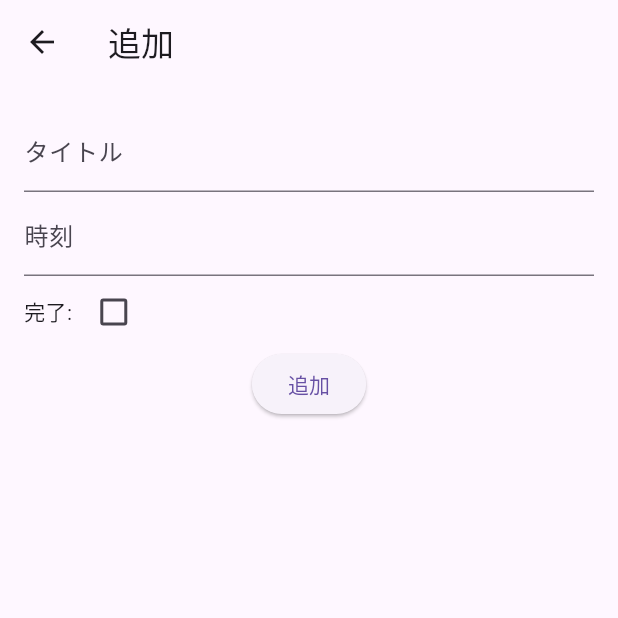
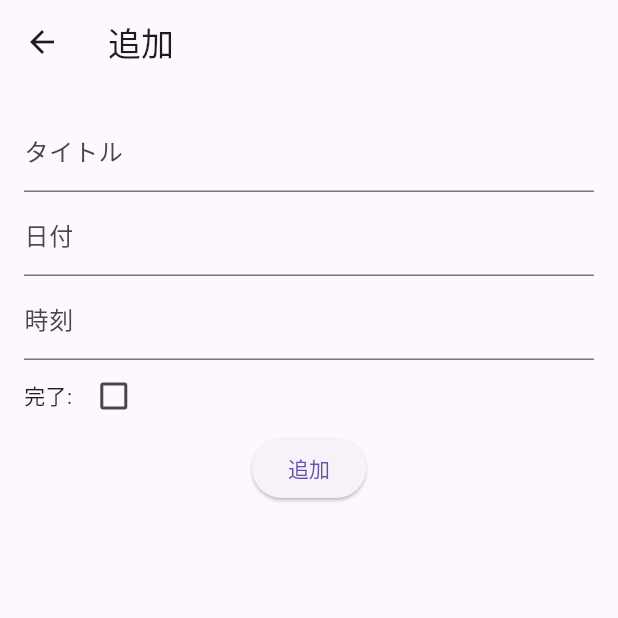
Before and after one commit to 15-y-nakamura/dekitakana, a Flutter app: the screen it shows after launch, after a tap on the "add" icon, on a phone screen of 412 x 824 dp, the top half of it. Run offline on Flutter 3.47's test engine with Material 3 defaults, Android fonts, the phone set to English and light mode, and no system bars; our stand-ins replace flutter_secure_storage; network calls fail.

Commit message:
time.dart追加、日付の項目を追加

```diff
--- a/lib/add.dart
+++ b/lib/add.dart
@@ -14,11 +14,13 @@ class _AddCustomerPageState extends State<AddCustomerPage> {
   final _formKey = GlobalKey<FormState>();
   final _titleController = TextEditingController();
   bool _isComplete = false;
+  final _dayController = TextEditingController();
   final _timeController = TextEditingController();
 
   @override
   void dispose() {
     _titleController.dispose();
+    _dayController.dispose();
     _timeController.dispose();
     super.dispose();
   }
@@ -29,6 +31,7 @@ class _AddCustomerPageState extends State<AddCustomerPage> {
         final newCustomer = Customer(
           isComplete: _isComplete,
           title: _titleController.text,
+          day: _dayController.text,
           time: _timeController.text,
         );
 
@@ -49,6 +52,7 @@ class _AddCustomerPageState extends State<AddCustomerPage> {
               'value': newCustomer.isComplete ? ['完了'] : []
             },
             'タイトル': {'value': newCustomer.title},
+            '日付': {'value': newCustomer.day},
             '時刻': {'value': newCustomer.time},
           }
         };
@@ -111,6 +115,16 @@ class _AddCustomerPageState extends State<AddCustomerPage> {
                 },
               ),
               TextFormField(
+                controller: _dayController,
+                decoration: const InputDecoration(labelText: '日付'),
+                validator: (value) {
+                  if (value == null || value.isEmpty) {
+                    return '日付を入力してください';
+                  }
+                  return null;
+                },
+              ),
+              TextFormField(
                 controller: _timeController,
                 decoration: const InputDecoration(labelText: '時刻'),
                 validator: (value) {
@@ -148,11 +162,13 @@ class _AddCustomerPageState extends State<AddCustomerPage> {
 class Customer {
   bool isComplete;
   final String title;
+  final String day;
   final String time;
 
   Customer({
     required this.isComplete,
     required this.title,
+    required this.day,
     required this.time,
   });
 }
--- a/lib/main.dart
+++ b/lib/main.dart
@@ -9,6 +9,7 @@ import 'package:http/http.dart' as http; // Http Request用のライブラリ
 import 'package:flutter_secure_storage/flutter_secure_storage.dart'; // Secure Storage用のライブラリ
 import 'add.dart';
 import 'delete.dart'; // ここでdelete.dartをインポートします
+import 'time.dart';
 
 void main() {
   runApp(const MyApp());
@@ -26,6 +27,7 @@ class MyApp extends StatelessWidget {
       home: const MyHomePage(title: appTitle),
       routes: {
         '/addCustomer': (context) => const AddCustomerPage(),
+        '/time': (context) => TimePage(),
       },
     );
   }
@@ -42,7 +44,14 @@ class MyHomePage extends StatelessWidget {
       appBar: AppBar(
         title: Text(title),
       ),
-      body: FutureBuilder<List<Customer>>(
+      body: Container(
+        decoration: BoxDecoration(
+          image: DecorationImage(
+            image: AssetImage('images/background.jpg'),
+            fit: BoxFit.cover,
+          ),
+        ),
+        child: FutureBuilder<List<Customer>>(
           future: fetchCustomers(http.Client()),
           builder: (context, snapshot) {
             if (snapshot.hasError) {
@@ -57,6 +66,7 @@ class MyHomePage extends StatelessWidget {
               );
             }
           },
+        ),
       ),
       floatingActionButton: Column(
         mainAxisAlignment: MainAxisAlignment.end,
@@ -107,6 +117,20 @@ class MyHomePage extends StatelessWidget {
               child: const Icon(Icons.refresh, size: 30),
             ),
           ),
+
+          const SizedBox(height: 16), // ボタン間のスペース
+
+          // time.dartに遷移するボタン
+          Container(
+            width: 70,
+            height: 70,
+            child: FloatingActionButton(
+              onPressed: () {
+                Navigator.pushNamed(context, '/time');
+              },
+              child: const Icon(Icons.access_time, size: 30),
+            ),
+          ),
         ],
       ),
       floatingActionButtonLocation: FloatingActionButtonLocation.endFloat,
@@ -149,6 +173,7 @@ class _CustomersListState extends State<CustomersList> {
                     ),
                   ],
                 ),
+                Text('日付: ${widget.customers[index].day}'),
                 Text('時刻: ${widget.customers[index].time}'),
               ],
             ),
@@ -162,11 +187,13 @@ class _CustomersListState extends State<CustomersList> {
 class Customer {
   bool isComplete;
   final String title;
+  final String day;
   final String time;
 
   Customer({
     required this.isComplete,
     required this.title,
+    required this.day,
     required this.time,
   });
 
@@ -174,6 +201,7 @@ class Customer {
     return Customer(
       isComplete: json['完了']['value'].isNotEmpty,
       title: json['タイトル']['value'],
+      day: json['日付']['value'],
       time: json['時刻']['value'],
     );
   }
```
Also changed, not shown: lib/time.dart (added, +150 -0 lines), pubspec.yaml (+4 -3 lines), images/background.jpg (added), pubspec.lock. Lines whose indentation alone changed are shown as unchanged.
